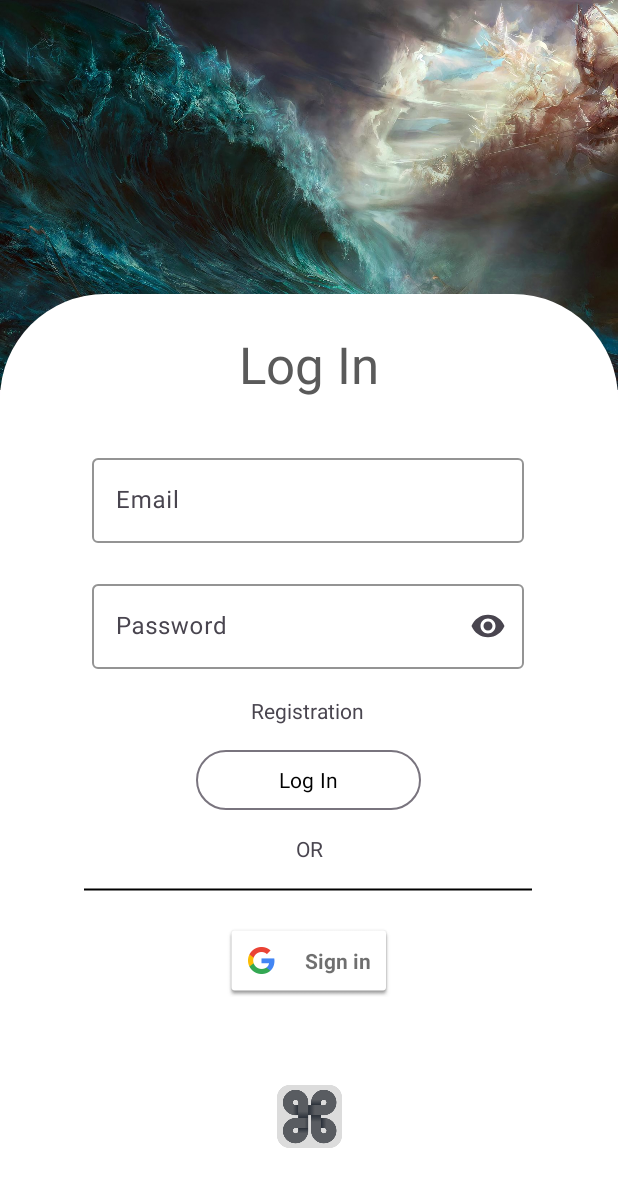
After one commit to AleksandrKonst/ChatApp, an Android app: the fragment SignInFragment placed in its activity, on a phone screen of 412 x 824 dp. The commit adds this screen. Shown: the top 1187 px of the screen. Run offline under Robolectric (Android 15) with nearby library versions, the phone set to English and light mode, and no system bars; Roboto replaces fonts that are not available here.

Commit message:
add fragments

```diff
--- a/app/build.gradle.kts
+++ b/app/build.gradle.kts
@@ -42,6 +42,7 @@ dependencies {
     implementation("com.google.android.material:material:1.8.0")
     implementation("androidx.constraintlayout:constraintlayout:2.1.4")
     implementation("com.google.android.gms:play-services-base:18.2.0")
+    implementation("androidx.fragment:fragment-ktx:1.6.1")
     testImplementation("junit:junit:4.13.2")
     androidTestImplementation("androidx.test.ext:junit:1.1.5")
     androidTestImplementation("androidx.test.espresso:espresso-core:3.5.1")
--- a/app/src/main/java/com/example/chatapp/OnboardActivity.kt
+++ b/app/src/main/java/com/example/chatapp/OnboardFragment.kt
@@ -1,25 +1,23 @@
 package com.example.chatapp
 
-import android.content.Intent
 import android.os.Bundle
 import android.util.Log
 import android.view.View
-import androidx.appcompat.app.AppCompatActivity
+import android.widget.TextView
+import androidx.fragment.app.Fragment
 
-
-class OnboardActivity : AppCompatActivity() {
-
-    private val TAG : String = "OnboardActivity"
-
+class OnboardFragment : Fragment(R.layout.fragment_onboard) {
+    private val TAG : String = "OnboardFragment"
+    override fun onViewCreated(view: View, savedInstanceState: Bundle?) {
+        arguments?.let {
+            val nameText = view.findViewById<TextView>(R.id.textView)
+            nameText.setText(requireArguments().getString("name"))
+        }
+        Log.d(TAG, "onViewCreated")
+    }
     override fun onCreate(savedInstanceState: Bundle?) {
         super.onCreate(savedInstanceState)
-        setContentView(R.layout.activity_onboard)
         Log.d(TAG, "onCreate")
-    }
-
-    override fun onDestroy() {
-        super.onDestroy()
-        Log.d(TAG, "onDestroy")
     }
 
     override fun onStop() {
@@ -41,14 +39,4 @@ class OnboardActivity : AppCompatActivity() {
         super.onResume()
         Log.d(TAG, "onResume")
     }
-
-    override fun onRestart() {
-        super.onRestart()
-        Log.d(TAG, "onRestart")
-    }
-
-    fun logIn(view: View?) {
-        val intent = Intent(this, SignInActivity::class.java)
-        startActivity(intent)
-    }
 }
--- /dev/null
+++ b/app/src/main/java/com/example/chatapp/SignInFragment.kt
@@ -0,0 +1,49 @@
+package com.example.chatapp
+
+import android.os.Bundle
+import android.util.Log
+import android.view.View
+import android.widget.EditText
+import androidx.fragment.app.Fragment
+
+
+class SignInFragment : Fragment(R.layout.fragment_sign_in) {
+    private val TAG : String = "SignInFragment"
+
+    override fun onViewCreated(view: View, savedInstanceState: Bundle?) {
+        arguments?.let {
+            val nameText = view.findViewById<EditText>(R.id.nameText)
+            val emailText = view.findViewById<EditText>(R.id.emailText)
+            val passwordText = view.findViewById<EditText>(R.id.passwordText)
+
+            emailText.setText(requireArguments().getString("email"))
+            passwordText.setText(requireArguments().getString("password"))
+            Log.d(TAG, "onViewCreated")
+        }
+    }
+
+    override fun onCreate(savedInstanceState: Bundle?) {
+        super.onCreate(savedInstanceState)
+        Log.d(TAG, "onCreate")
+    }
+
+    override fun onStop() {
+        super.onStop()
+        Log.d(TAG, "onStop")
+    }
+
+    override fun onStart() {
+        super.onStart()
+        Log.d(TAG, "onStart")
+    }
+
+    override fun onPause() {
+        super.onPause()
+        Log.d(TAG, "onPause")
+    }
+
+    override fun onResume() {
+        super.onResume()
+        Log.d(TAG, "onResume")
+    }
+}
--- /dev/null
+++ b/app/src/main/res/layout/activity_main.xml
@@ -0,0 +1,18 @@
+<?xml version="1.0" encoding="utf-8"?>
+<androidx.constraintlayout.widget.ConstraintLayout xmlns:android="http://schemas.android.com/apk/res/android"
+    xmlns:app="http://schemas.android.com/apk/res-auto"
+    xmlns:tools="http://schemas.android.com/tools"
+    android:layout_width="match_parent"
+    android:layout_height="match_parent"
+    tools:context=".MainActivity">
+
+    <androidx.fragment.app.FragmentContainerView
+        android:id="@+id/fragmentContainerView"
+        android:layout_width="match_parent"
+        android:layout_height="match_parent"
+        android:name="com.example.chatapp.OnboardFragment"
+        app:layout_constraintBottom_toBottomOf="parent"
+        app:layout_constraintEnd_toEndOf="parent"
+        app:layout_constraintStart_toStartOf="parent"
+        app:layout_constraintTop_toTopOf="parent" />
+</androidx.constraintlayout.widget.ConstraintLayout>
--- a/app/src/main/res/layout/activity_sign_in.xml
+++ b/app/src/main/res/layout/fragment_sign_in.xml
@@ -1,10 +1,11 @@
 <?xml version="1.0" encoding="utf-8"?>
-<androidx.constraintlayout.widget.ConstraintLayout xmlns:android="http://schemas.android.com/apk/res/android"
+<androidx.constraintlayout.widget.ConstraintLayout
+    xmlns:android="http://schemas.android.com/apk/res/android"
+    xmlns:tools="http://schemas.android.com/tools"
     xmlns:app="http://schemas.android.com/apk/res-auto"
-    xmlns:tools="http://schemas.android.com/tools"
     android:layout_width="match_parent"
     android:layout_height="match_parent"
-    tools:context=".SignInActivity">
+    tools:context=".SignInFragment">
 
     <ImageView
         android:id="@+id/background"
@@ -76,7 +77,7 @@
         android:layout_height="wrap_content"
         android:layout_marginTop="464dp"
         android:fontFamily="@font/alata"
-        android:onClick="signUp"
+        android:onClick="navigateToSignUp"
         android:text="Registration"
         app:layout_constraintEnd_toEndOf="parent"
         app:layout_constraintHorizontal_bias="0.498"
@@ -90,7 +91,7 @@
         android:layout_height="wrap_content"
         android:layout_marginTop="496dp"
         android:fontFamily="@font/alata"
-        android:onClick="logIn"
+        android:onClick="navigateToHome"
         android:text="Log In"
         android:textColor="#000000"
         app:layout_constraintEnd_toEndOf="parent"
--- a/app/src/main/res/values/strings.xml
+++ b/app/src/main/res/values/strings.xml
@@ -1,3 +1,5 @@
 <resources>
     <string name="app_name">ChatApp</string>
+    <!-- TODO: Remove or change this placeholder text -->
+    <string name="hello_blank_fragment">Hello blank fragment</string>
 </resources>
```
Also changed, not shown: app/src/main/AndroidManifest.xml (+1 -12 lines), app/src/main/java/com/example/chatapp/Data/User.kt (deleted, +0 -32 lines), app/src/main/java/com/example/chatapp/HomeFragment.kt (added, +44 -0 lines), app/src/main/java/com/example/chatapp/MainActivity.kt (added, +81 -0 lines), app/src/main/java/com/example/chatapp/SignInActivity.kt (deleted, +0 -84 lines), app/src/main/java/com/example/chatapp/SignUpActivity.kt (deleted, +0 -41 lines), app/src/main/java/com/example/chatapp/SignUpFragment.kt (renamed from app/src/main/java/com/example/chatapp/HomeActivity.kt, +12 -18 lines), app/src/main/res/layout/fragment_home.xml (renamed from app/src/main/res/layout/activity_home.xml, +6 -4 lines), app/src/main/res/layout/fragment_onboard.xml (renamed from app/src/main/res/layout/activity_onboard.xml, +4 -3 lines), app/src/main/res/layout/fragment_sign_up.xml (renamed from app/src/main/res/layout/activity_sign_up.xml, +6 -6 lines).
